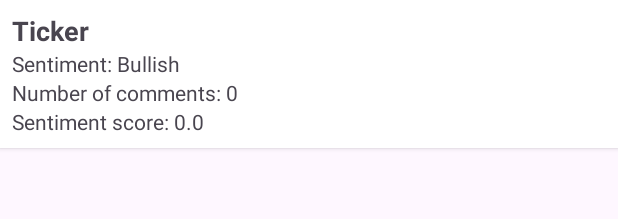
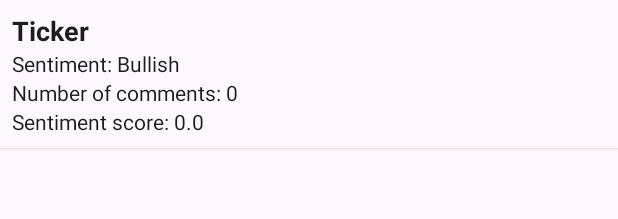
Before and after one commit to lightvision/Smart_Market_Insight, an Android app: the layout item_market_sentiment.xml on its own in the app's theme, with its tools: preview values and no code run, on a phone screen of 412 x 824 dp. Shown: the top 219 px of the screen. Run offline under Robolectric (Android 15) with nearby library versions, the phone set to English and light mode, and no system bars.

Commit message:
Marjet Sentimend done, just fine tunnings to be done and change the icon

```diff
--- a/app/src/main/AndroidManifest.xml
+++ b/app/src/main/AndroidManifest.xml
@@ -1,6 +1,8 @@
 <?xml version="1.0" encoding="utf-8"?>
 <manifest xmlns:android="http://schemas.android.com/apk/res/android"
     xmlns:tools="http://schemas.android.com/tools">
+
+    <uses-permission android:name="android.permission.ACCESS_NETWORK_STATE" />
     <uses-permission android:name="android.permission.INTERNET"/>
 
     <application
--- a/app/src/main/res/layout/item_market_sentiment.xml
+++ b/app/src/main/res/layout/item_market_sentiment.xml
@@ -4,7 +4,7 @@
     android:layout_height="wrap_content"
     android:orientation="vertical"
     android:padding="8dp"
-    android:background="@android:color/white"
+    android:background="?attr/colorSurface"
     android:layout_marginBottom="8dp"
     android:elevation="2dp">
 
@@ -14,23 +14,27 @@
         android:layout_height="wrap_content"
         android:text="Ticker"
         android:textSize="18sp"
-        android:textStyle="bold" />
+        android:textStyle="bold"
+        android:textColor="?attr/colorOnSurface" />
 
     <TextView
         android:id="@+id/textSentiment"
         android:layout_width="wrap_content"
         android:layout_height="wrap_content"
-        android:text="Sentiment: Bullish" />
+        android:text="Sentiment: Bullish"
+        android:textColor="?attr/colorOnSurface" />
 
     <TextView
         android:id="@+id/textComments"
         android:layout_width="wrap_content"
         android:layout_height="wrap_content"
-        android:text="Number of comments: 0" />
+        android:text="Number of comments: 0"
+        android:textColor="?attr/colorOnSurface" />
 
     <TextView
         android:id="@+id/textSentimentScore"
         android:layout_width="wrap_content"
         android:layout_height="wrap_content"
-        android:text="Sentiment score: 0.0" />
+        android:text="Sentiment score: 0.0"
+        android:textColor="?attr/colorOnSurface" />
 </LinearLayout>
--- a/app/src/main/res/values/strings.xml
+++ b/app/src/main/res/values/strings.xml
@@ -2,7 +2,7 @@
 <resources>
     <!--    Aplicatie-->
     <string name="app_name">Smart Market Insight</string>
-    <string name="title_home">Home</string>
+    <string name="title_home">Trends</string>
     <string name="title_dashboard">Dashboard</string>
 
     <!--    Termeni si Conditii-->
```
Also changed, not shown: app/src/main/java/marven/smart_market_insight/ui/market_sentiment/MarketSentiment.java (+35 -4 lines), app/src/main/java/marven/smart_market_insight/ui/market_sentiment/MarketSentimentAdapter.java (+49 -3 lines), app/src/main/java/marven/smart_market_insight/ui/market_sentiment/MarketSentimentFragment.java (+50 -26 lines), app/src/main/java/marven/smart_market_insight/ui/market_sentiment/MarketSentimentViewModel.java (+35 -12 lines), app/src/main/res/layout/fragment_market_sentiment.xml (+2 -6 lines), 1 other file.
